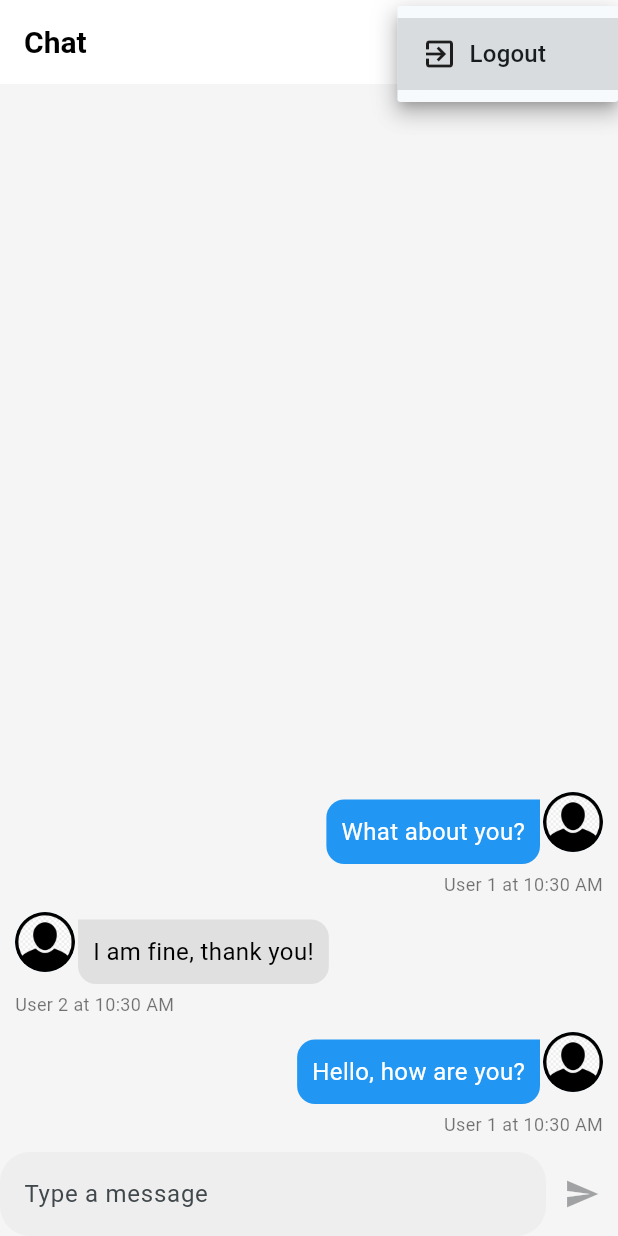
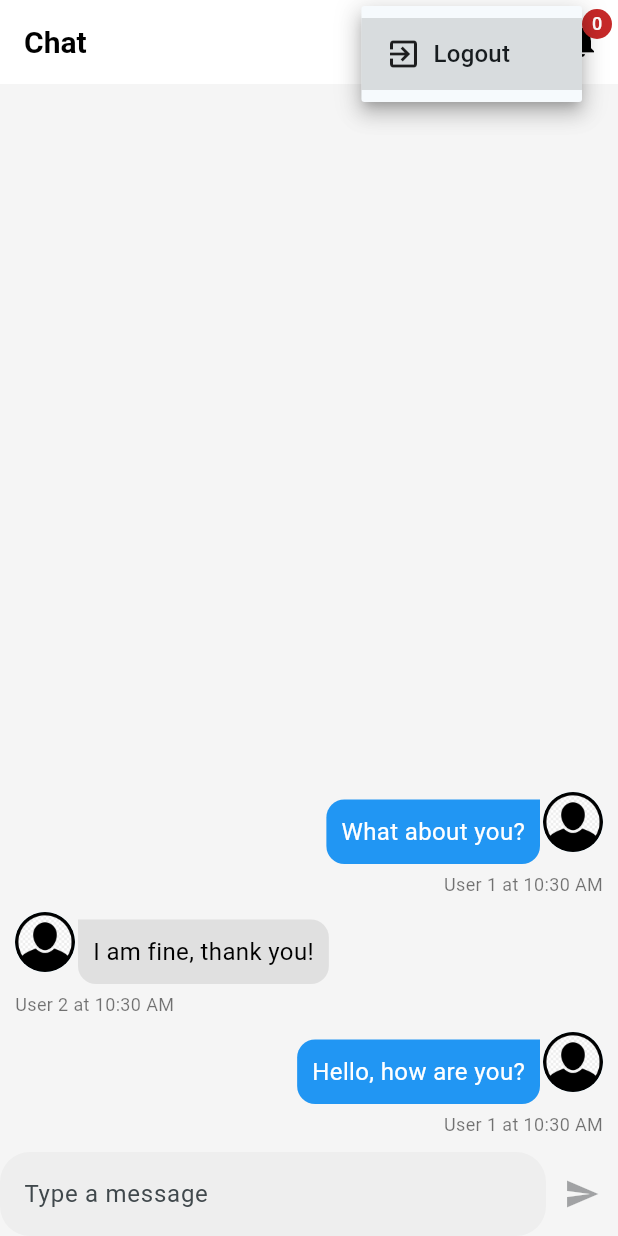
Before and after one commit to dilersik/chat_flutter, a Flutter app: the screen it shows after launch, after a tap on the "more vert" icon, on a phone screen of 412 x 824 dp. Run offline on Flutter 3.47's test engine with Material 3 defaults, Android fonts, the phone set to English and light mode, and no system bars; our stand-ins replace image_picker; accounts and stored records are empty.

Commit message:
388. Ícone Notification

```diff
--- a/lib/core/services/notification/push_notification_service.dart
+++ b/lib/core/services/chat/chat_notification_service.dart
@@ -1,9 +1,11 @@
 import 'package:chat_flutter/core/models/chat_notification.dart';
 import 'package:flutter/material.dart';
 
-class PushNotificationService with ChangeNotifier {
+class ChatNotificationService with ChangeNotifier {
   final List<ChatNotification> _items = [];
   List<ChatNotification> get items => [..._items];
+
+  int get count => _items.length;
 
   void add(ChatNotification notification) {
     _items.add(notification);
--- a/lib/main.dart
+++ b/lib/main.dart
@@ -2,7 +2,7 @@ import 'package:chat_flutter/pages/auth_or_app_page.dart';
 import 'package:flutter/material.dart';
 import 'package:provider/provider.dart';
 
-import 'core/services/notification/push_notification_service.dart';
+import 'core/services/chat/chat_notification_service.dart';
 
 void main() {
   runApp(const MyApp());
@@ -14,7 +14,7 @@ class MyApp extends StatelessWidget {
   @override
   Widget build(BuildContext context) {
     return MultiProvider(
-      providers: [ChangeNotifierProvider(create: (_) => PushNotificationService())],
+      providers: [ChangeNotifierProvider(create: (_) => ChatNotificationService())],
       child: MaterialApp(
         title: 'Flutter Demo',
         theme: ThemeData(
--- a/lib/pages/chat_page.dart
+++ b/lib/pages/chat_page.dart
@@ -1,6 +1,9 @@
+import 'package:chat_flutter/core/services/chat/chat_notification_service.dart';
+import 'package:chat_flutter/pages/notifications_page.dart';
 import 'package:chat_flutter/widgets/messages_widget.dart';
 import 'package:chat_flutter/widgets/new_message_widget.dart';
 import 'package:flutter/material.dart';
+import 'package:provider/provider.dart';
 
 import '../core/services/auth/auth_service.dart';
 
@@ -13,7 +16,8 @@ class ChatPage extends StatelessWidget {
       appBar: AppBar(
         title: const Text('Chat'),
         actions: [
-          DropdownButton(
+          DropdownButtonHideUnderline(
+            child: DropdownButton(
               items: [
                 DropdownMenuItem(
                   value: 'logout',
@@ -23,7 +27,28 @@ class ChatPage extends StatelessWidget {
                 ),
               ],
               onChanged: (value) => {if (value == 'logout') AuthService().logout()},
-            icon: Icon(Icons.more_vert, color: Colors.white),
+              icon: Icon(Icons.more_vert),
+            ),
+          ),
+          Stack(
+            children: [
+              IconButton(
+                onPressed: () => Navigator.of(context).push(MaterialPageRoute(builder: (ctx) => NotificationsPage())),
+                icon: Icon(Icons.notifications),
+              ),
+              Positioned(
+                top: 2,
+                right: 4,
+                child: CircleAvatar(
+                  maxRadius: 10,
+                  backgroundColor: Colors.red.shade800,
+                  child: Text(
+                    "${Provider.of<ChatNotificationService>(context).count}",
+                    style: TextStyle(fontSize: 12, color: Colors.white),
+                  ),
+                ),
+              ),
+            ],
           ),
         ],
       ),
```
Also changed, not shown: lib/pages/notifications_page.dart (added, +18 -0 lines). Lines whose indentation alone changed are shown as unchanged.
